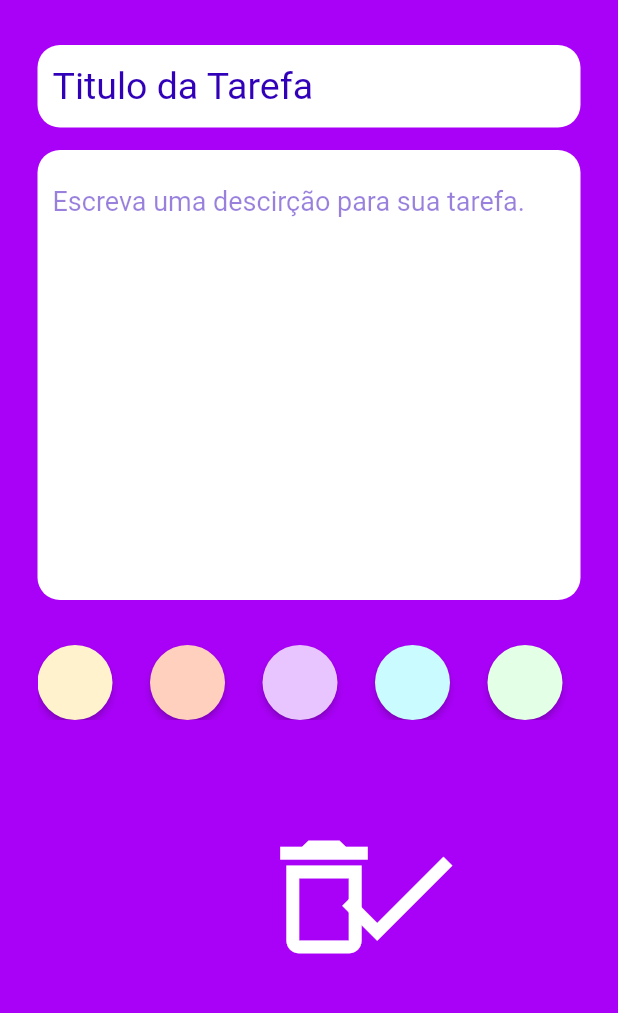
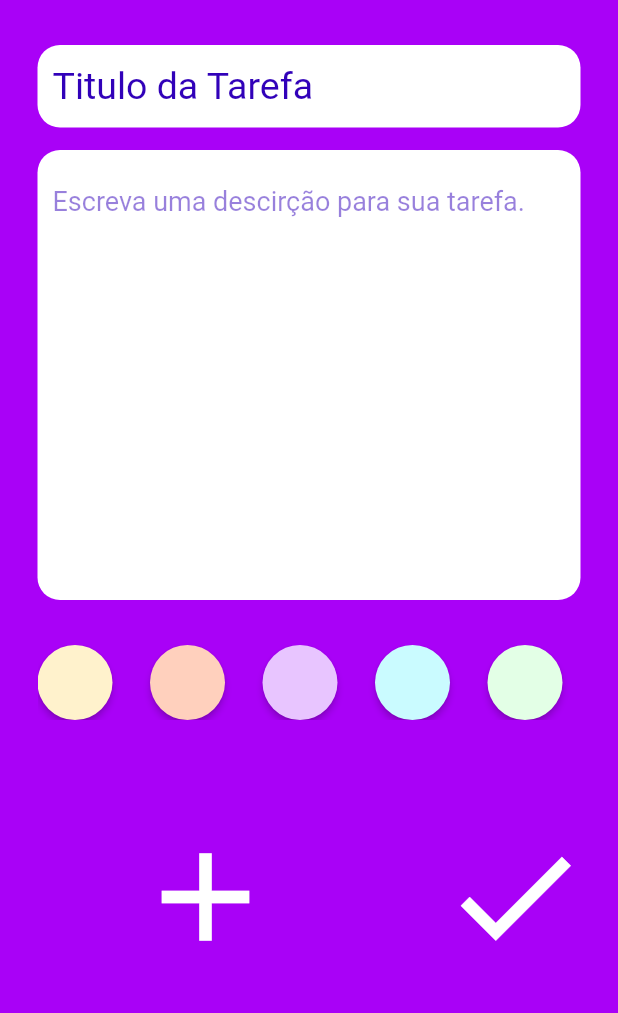
Before and after one commit to juanpablooviedo/equipe-2, a Flutter app: the screen it shows after launch, on a phone screen of 412 x 824 dp, the part 150-1163 px from its top. Run offline on Flutter 3.47's test engine with Material 2 defaults, Android fonts, the phone set to English and light mode, and no system bars; Roboto replaces fonts that are missing (Montserrat-SemiBold, Tahoma).

```diff
--- a/lib/View/Cadastro de Tarefa/tela_cadastro_tarefa.dart
+++ b/lib/View/Cadastro de Tarefa/tela_cadastro_tarefa.dart
@@ -170,13 +170,14 @@ class _CadastroTarefaState extends State<CadastroTarefa> {
             SizedBox(
               height: 60,
             ),
-            Container(
+            Center(
+              child: Container(
                 child: Row(
-                mainAxisAlignment: MainAxisAlignment.center,
+                  mainAxisAlignment: MainAxisAlignment.spaceAround,
                   children: [
                     IconButton(
                       icon: Icon(
-                      Icons.delete_outline_outlined,
+                        Icons.add,
                         size: 100,
                       ),
                       color: Colors.white,
@@ -197,6 +198,7 @@ class _CadastroTarefaState extends State<CadastroTarefa> {
                   ],
                 ),
               ),
+            ),
           ],
         ),
       ),
--- a/pubspec.yaml
+++ b/pubspec.yaml
@@ -23,6 +23,8 @@ environment:
 dependencies:
   flutter:
     sdk: flutter
+  provider: ^4.3.2+2
+  http: ^0.13.3
 
 
   # The following adds the Cupertino Icons font to your application.
```
Also changed, not shown: pubspec.lock, 1 other file. Lines whose indentation alone changed are shown as unchanged.
